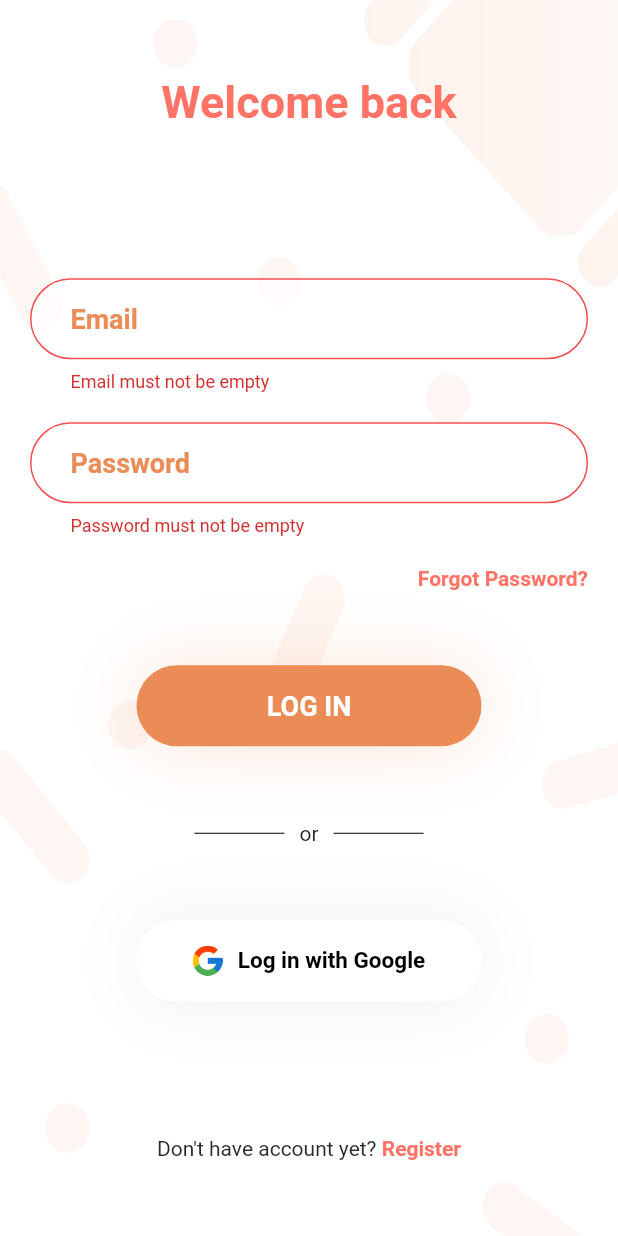
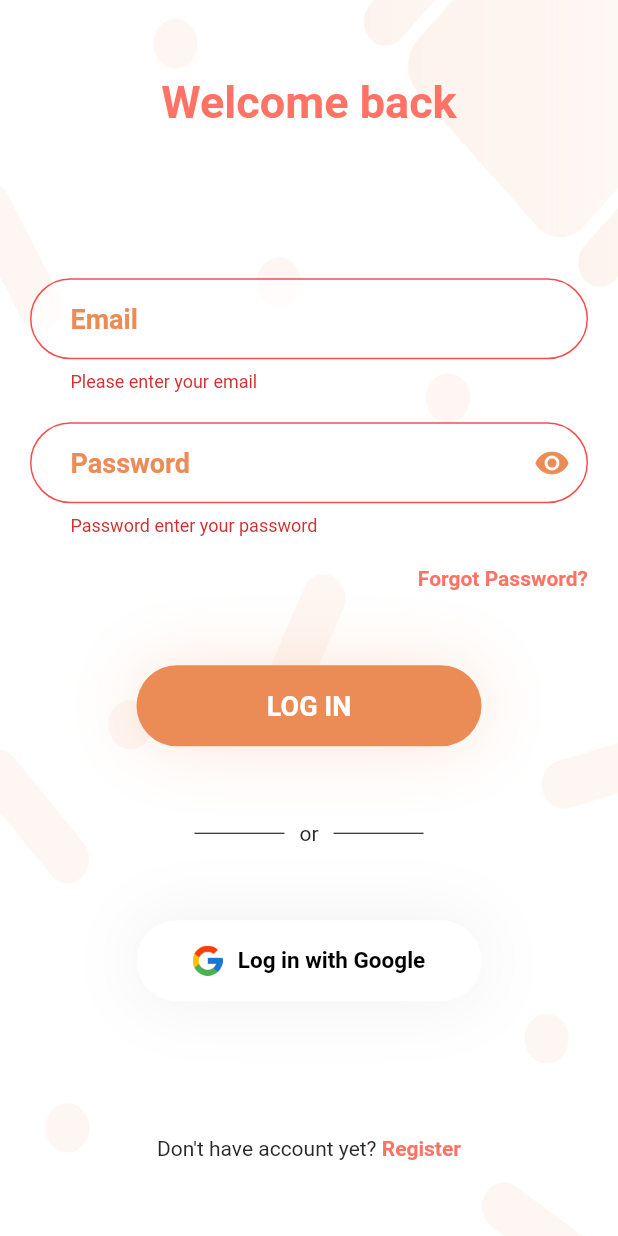
Before and after one commit to IvanTanaka/Flutter-Mobile-Booking_System, a Flutter app: the screen it shows after launch, after a tap on "LOG IN", on a phone screen of 412 x 824 dp. Run offline on Flutter 3.47's test engine with Material 2 defaults, Android fonts, the light colour scheme and no system bars; our stand-ins replace connectivity, dio, flutter_datetime_picker, flutter_masked_text, flutter_money_formatter, font_awesome_flutter and 4 more; missing offline and left inert: catcher, clipboard_manager, extended_text; network calls fail.

Commit message:
Login View Fix#1
-Fix Backgroud Image from Resizing when on screen Keyboard pops up.
-Add visible/invisible toggle on password field
-Change the error message text

```diff
--- a/lib/core/viewmodels/views/registration/login_view_model.dart
+++ b/lib/core/viewmodels/views/registration/login_view_model.dart
@@ -19,7 +19,7 @@ class LoginViewModel extends BaseViewModel {
   String validateEmail(String value){
     bool validEmail =  RegExp(r"^[a-zA-Z0-9.a-zA-Z0-9.!#$%&'*+-/=?^_`{|}~]+@[a-zA-Z0-9]+\.[a-zA-Z]+").hasMatch(value);
     if(value.length<=0){
-      return "Email must not be empty";
+      return "Please enter your email";
     }
     if(!validEmail){
       return "Email is not valid";
@@ -32,7 +32,7 @@ class LoginViewModel extends BaseViewModel {
 
   String validatePassword(String value){
     if(value.length<=0){
-      return "Password must not be empty";
+      return "Password enter your password";
     }
     this.password = value;
     return null;
--- a/lib/ui/views/registration/login_view.dart
+++ b/lib/ui/views/registration/login_view.dart
@@ -23,6 +23,7 @@ class _LoginViewState extends State<LoginView> {
   @override
   Widget build(BuildContext context) {
     return Scaffold(
+      resizeToAvoidBottomInset: false,
       body: BaseWidget<LoginViewModel>(
         model: locator<LoginViewModel>(),
         onModelReady: (LoginViewModel viewModel) async {
@@ -98,13 +99,16 @@ class _LoginViewState extends State<LoginView> {
   }
 
   Widget _buildLogo() {
-    return Text(
+    return Padding(
+      padding: const EdgeInsets.fromLTRB(0,0,0,0),
+      child: Text(
         "Welcome back",
         style: Theme.of(context).textTheme.headline.merge(
               TextStyle(
                   color: SharedColors.primaryColor,
                   fontWeight: FontWeight.bold,
                   fontSize: 30),
+            ),
       ),
     );
   }
@@ -193,8 +197,18 @@ class _LoginViewState extends State<LoginView> {
         child: SharedTextFormField(
           controller: passwordController,
           validator: (String value) => viewModel.validatePassword(value),
-          obscureText: true,
+          obscureText: _obscureText,
           hintText: "Password",
+          suffixIcon: IconButton(
+            icon: Icon(
+              // Based on passwordVisible state choose the icon
+              _obscureText
+                  ? Icons.visibility
+                  : Icons.visibility_off,
+              color: SharedColors.primaryOrangeColor,
+            ),
+            onPressed: _toggle,
+          ),
         ),
       ),
 
--- a/lib/ui/widgets/shared_text_form_field.dart
+++ b/lib/ui/widgets/shared_text_form_field.dart
@@ -6,9 +6,10 @@ class SharedTextFormField extends StatefulWidget {
   final bool obscureText;
   final Function(String) onChanged;
   final Function(String) validator;
+  final Widget suffixIcon;
   final TextEditingController controller;
 
-  const SharedTextFormField({Key key, this.validator, this.hintText = "", this.obscureText =false, this.onChanged, this.controller}) : super(key: key);
+  const SharedTextFormField({Key key, this.validator, this.hintText = "", this.suffixIcon,  this.obscureText =false, this.onChanged, this.controller}) : super(key: key);
 
 
   @override
@@ -33,6 +34,7 @@ class _SharedTextFormFieldState extends State<SharedTextFormField> {
       decoration: InputDecoration(
         contentPadding: EdgeInsets.only(left: 27, top: 20,bottom: 13),
         hintText: widget.hintText,
+        suffixIcon: widget.suffixIcon,
         hintStyle: TextStyle(color: SharedColors.primaryOrangeColor, fontWeight: FontWeight.w700, fontSize: 18),
         filled: true,
         fillColor: Colors.white70,
```
Lines whose indentation alone changed are shown as unchanged.
